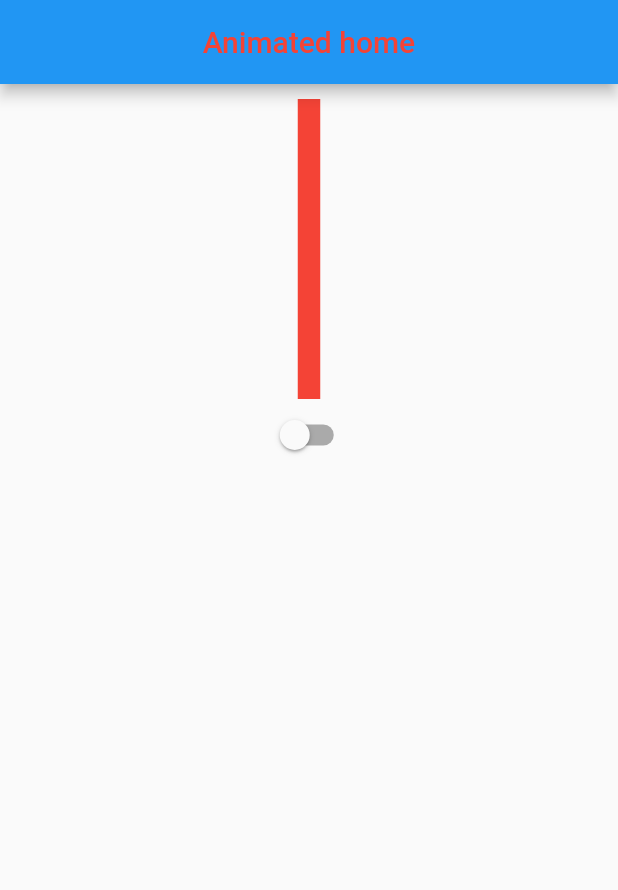
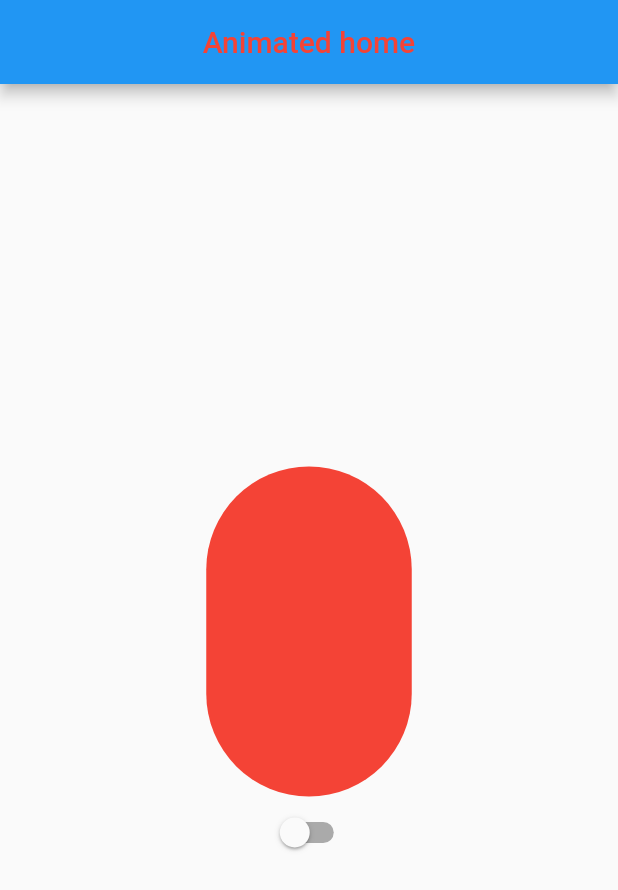
Before and after one commit to YanaLugina/animated-with-provider, a Flutter app: the screen it shows after launch, on a phone screen of 412 x 824 dp. Shown: the top 890 px of the screen. Run offline on Flutter 3.47's test engine with Material 2 defaults, Android fonts, the phone set to English and light mode, and no system bars.

Commit message:
animatedContainer: added random width, height, borderRadius         изменено:      lib/main.dart

```diff
--- a/lib/main.dart
+++ b/lib/main.dart
@@ -1,5 +1,6 @@
 import 'package:flutter/material.dart';
 import 'package:provider/provider.dart';
+import 'dart:math';
 
 void main() {
   runApp(MyApp());
@@ -40,6 +41,10 @@ class MyColorProvider extends ChangeNotifier {
 
   Color get colorValue => _color;
   bool get switchState => _switchState;
+  double get switchHeight => random.nextInt(300).toDouble();
+  double get switchWidth => random.nextInt(300).toDouble();
+  double get switchCircular => random.nextInt(100).toDouble();
+  final random = Random();
 
   void switchColor() {
     _color = Colors.green;
@@ -48,11 +53,21 @@ class MyColorProvider extends ChangeNotifier {
 
   void switchChange() {
     if (_switchState) {
-      _color = Colors.orange;
+      _color = Color.fromRGBO(
+        random.nextInt(256),
+        random.nextInt(256),
+        random.nextInt(256),
+        1,
+      );
       _switchState = false;
       notifyListeners();
     } else {
-      _color = Colors.green;
+      _color = Color.fromRGBO(
+        random.nextInt(256),
+        random.nextInt(256),
+        random.nextInt(256),
+        1,
+      );
       _switchState = true;
       notifyListeners();
     }
@@ -60,6 +75,8 @@ class MyColorProvider extends ChangeNotifier {
 }
 
 class MyColorPage extends StatelessWidget {
+  final random = Random();
+
   @override
   Widget build (BuildContext context) {
     MyColorProvider _state = Provider.of<MyColorProvider>(context);
@@ -77,23 +94,28 @@ class MyColorPage extends StatelessWidget {
         child: Column(
           mainAxisSize: MainAxisSize.max,
           crossAxisAlignment: CrossAxisAlignment.center,
+          mainAxisAlignment: MainAxisAlignment.center,
           children: <Widget>[
             SizedBox(
               height: 10.0,
             ),
             AnimatedContainer(
-              height: _state.switchState ? 100.0 : 200.0,
-              width: _state.switchState ? 350.0 : 15.0,
+              height: _state.switchHeight,
+              width: _state.switchWidth,
               padding: EdgeInsets.all(10.0),
               alignment: _state.switchState
                   ? Alignment.center
                   : AlignmentDirectional.bottomEnd,
               duration: const Duration(seconds: 2),
               curve: Curves.fastOutSlowIn,
-              color: _state.colorValue,
+              decoration: BoxDecoration(
+                color: _state.colorValue,
+                borderRadius: BorderRadius.circular(_state.switchCircular),
+              ),
             ),
             Switch(
                 value: _state.switchState,
+                activeColor: _state.colorValue,
                 onChanged: (_) => _state.switchChange()
             )
           ],
```
